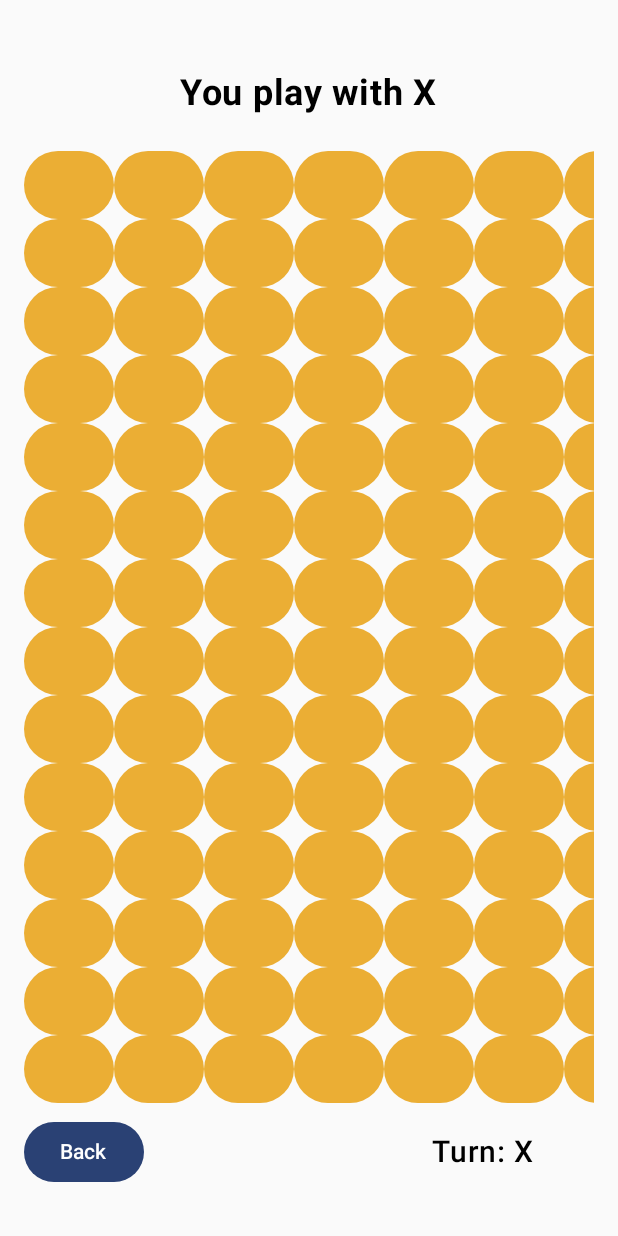
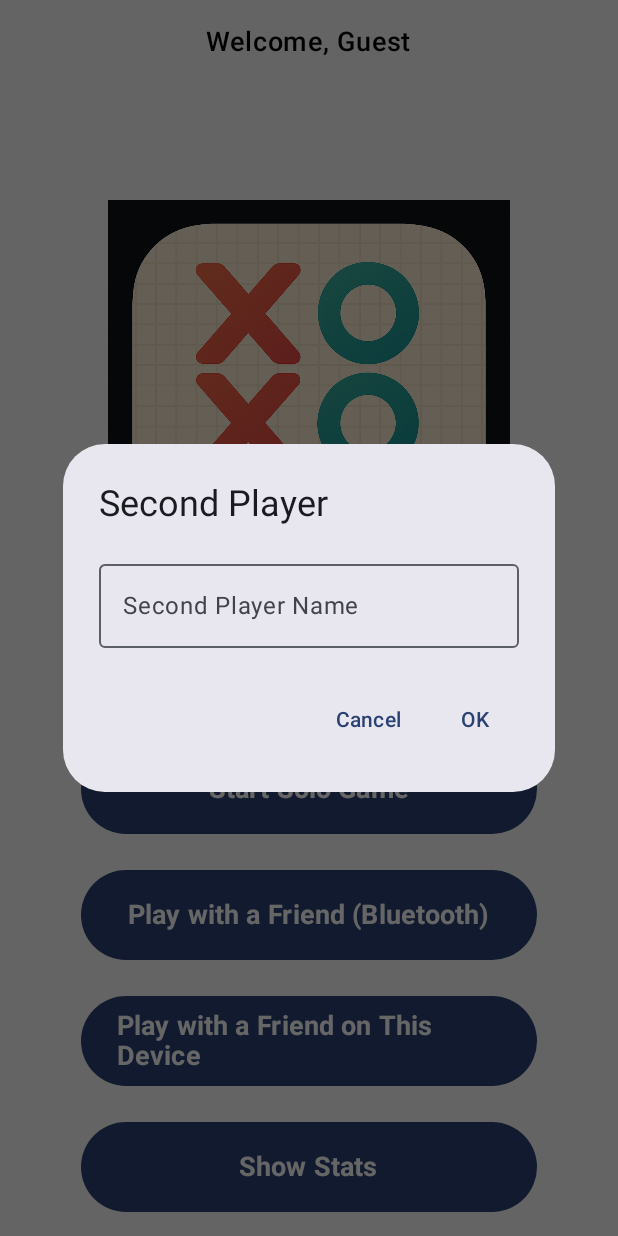
Before and after one commit to im-stanly/GomokuXOXO, an Android app built with Jetpack Compose: the screen it shows after launch (GameActivity before the commit, MainActivity after it), after a tap on "Play with a Friend on This Device", on a phone screen of 412 x 824 dp. Run offline under Robolectric (Android 15) with nearby library versions, the phone set to English and light mode, and no system bars; our stand-ins replace Room's generated code.

Commit message:
Add GameOneDeviceActivity for local multiplayer and update MainActivity for player selection

```diff
--- a/app/src/main/AndroidManifest.xml
+++ b/app/src/main/AndroidManifest.xml
@@ -18,6 +18,7 @@
             android:label="@string/app_name"
             android:theme="@style/Theme.Mobilegomoku" />
         <activity android:name=".GameActivity" />
+        <activity android:name=".GameOneDeviceActivity" />
         <activity
             android:name=".MainActivity"
             android:exported="true"
--- a/app/src/main/java/com/example/mobilegomoku/MainActivity.kt
+++ b/app/src/main/java/com/example/mobilegomoku/MainActivity.kt
@@ -25,10 +25,13 @@ import androidx.compose.runtime.LaunchedEffect
 import com.example.mobilegomoku.userdata.UserEntity
 import androidx.compose.runtime.remember
 import androidx.compose.runtime.mutableStateOf
+import androidx.compose.runtime.getValue
+import androidx.compose.runtime.setValue
 import androidx.compose.runtime.DisposableEffect
 import androidx.lifecycle.Lifecycle
 import androidx.lifecycle.LifecycleEventObserver
 import androidx.lifecycle.compose.LocalLifecycleOwner
+import androidx.compose.material3.TextButton
 
 class MainActivity : ComponentActivity() {
     override fun onCreate(savedInstanceState: Bundle?) {
@@ -67,6 +70,8 @@ fun MainScreen() {
     }
 
     val displayName = lastUserState.value?.username ?: "Guest"
+    val (showSecondPlayerDialog, setShowSecondPlayerDialog) = remember { mutableStateOf(false) }
+    var secondPlayerName by remember { mutableStateOf("") }
 
     Column(
         modifier = Modifier
@@ -131,9 +136,7 @@ fun MainScreen() {
             }
             Button(
                 onClick = {
-                    val intent = Intent(context, GameActivity::class.java)
-                    intent.putExtra("playerSymbol", "X")
-                    context.startActivity(intent)
+                    setShowSecondPlayerDialog(true)
                 },
                 modifier = Modifier
                     .fillMaxWidth(0.8f)
@@ -161,6 +164,36 @@ fun MainScreen() {
             }
         }
     }
+
+    if (showSecondPlayerDialog) {
+        androidx.compose.material3.AlertDialog(
+            onDismissRequest = { setShowSecondPlayerDialog(false) },
+            title = { Text("Second Player") },
+            text = {
+                androidx.compose.material3.OutlinedTextField(
+                    value = secondPlayerName,
+                    onValueChange = { secondPlayerName = it },
+                    label = { Text("Second Player Name") }
+                )
+            },
+            confirmButton = {
+                TextButton(onClick = {
+                    val intent = Intent(context, GameOneDeviceActivity::class.java)
+                    intent.putExtra("playerSymbol", displayName)
+                    intent.putExtra("opponentName", secondPlayerName)
+                    context.startActivity(intent)
+                    setShowSecondPlayerDialog(false)
+                }) {
+                    Text("OK")
+                }
+            },
+            dismissButton = {
+                TextButton(onClick = { setShowSecondPlayerDialog(false) }) {
+                    Text("Cancel")
+                }
+            }
+        )
+    }
 }
 
 @Preview(showBackground = true)
```
Also changed, not shown: app/src/main/java/com/example/mobilegomoku/GameOneDeviceActivity.kt (added, +154 -0 lines), app/src/main/java/com/example/mobilegomoku/GameActivity.kt (renamed from app/src/main/java/com/example/mobilegomoku/GameActivityOneDevice.kt).
